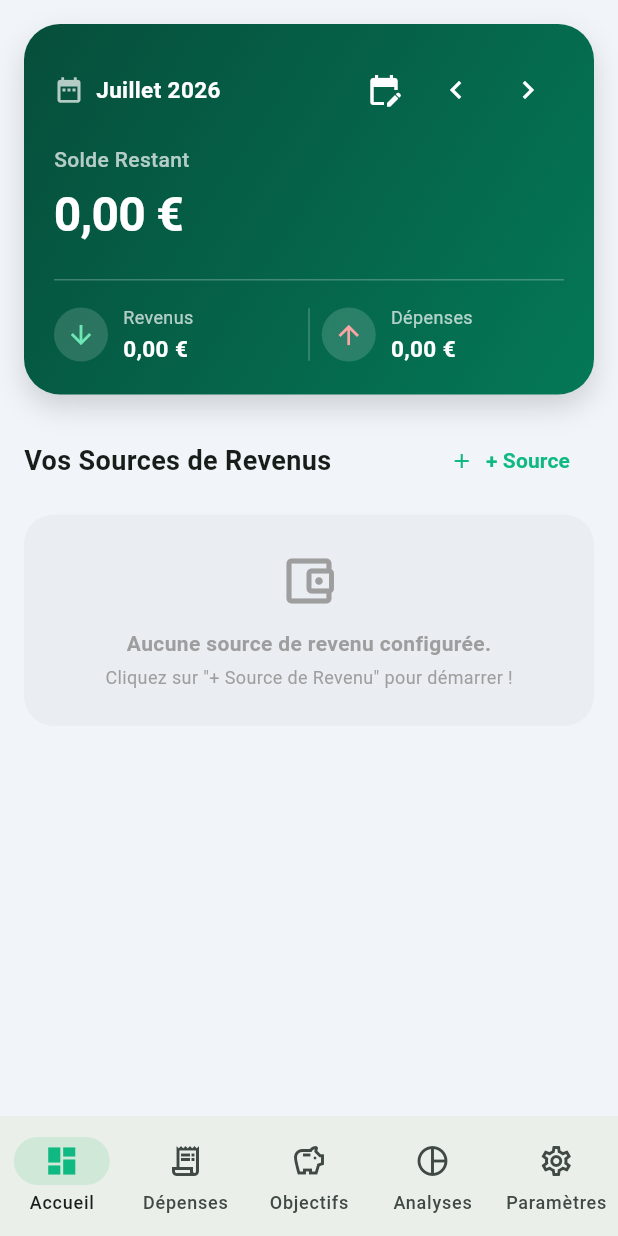
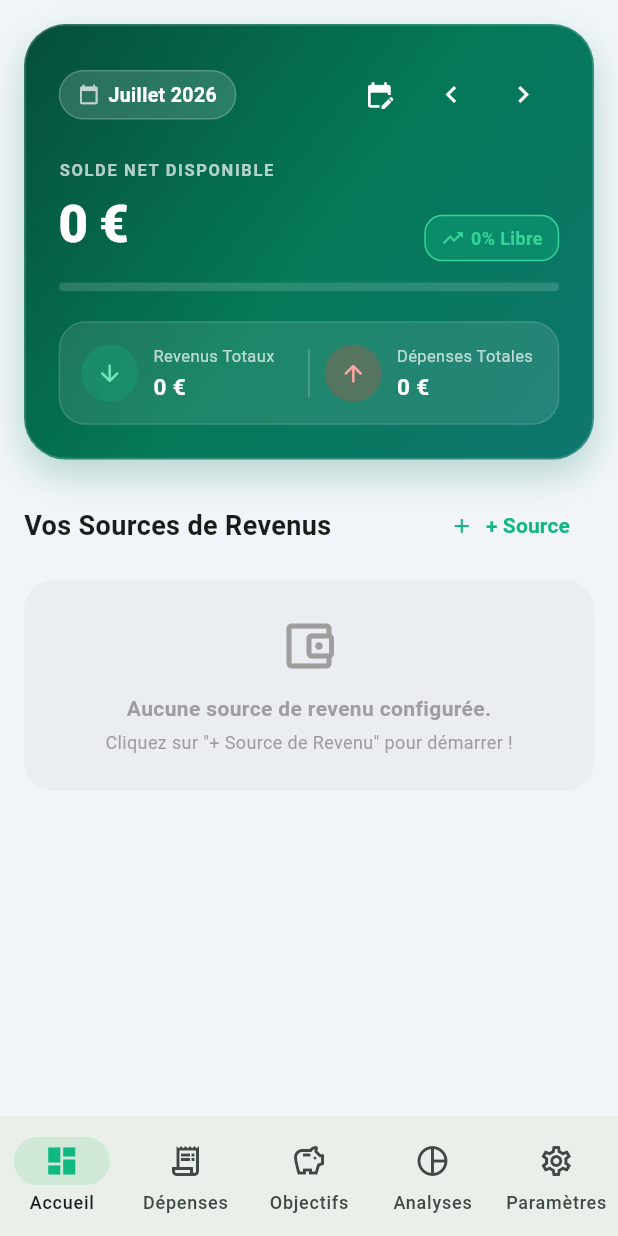
Before and after one commit to devherz/my_salary, a Flutter app: the screen it shows after launch, after a tap on the "chevron left" icon, on a phone screen of 412 x 824 dp. Run offline on Flutter 3.47's test engine with Material 3 defaults, Android fonts, the light colour scheme and no system bars; our stand-ins replace fl_chart, flutter_local_notifications, pdf, printing, share_plus, shared_preferences and 1 more.

Commit message:
Design: Overhaul design UI effet WAOUH avec glassmorphism, cartes metalliques et jauges financieres hautes finitions

```diff
--- a/lib/widgets/summary_card.dart
+++ b/lib/widgets/summary_card.dart
@@ -43,7 +43,7 @@ class SummaryCard extends StatelessWidget {
     final currency = provider.currency;
     final formatter = NumberFormat.currency(
       symbol: currency,
-      decimalDigits: 2,
+      decimalDigits: 0,
       locale: 'fr_FR',
     );
 
@@ -51,6 +51,8 @@ class SummaryCard extends StatelessWidget {
     final totalExpenses = provider.totalExpensesCurrentMonth;
     final balance = provider.remainingBalance;
     final isNegative = balance < 0;
+    final remainingRatio = totalIncome > 0 ? (balance / totalIncome).clamp(0.0, 1.0) : 0.0;
+    final remainingPercent = (remainingRatio * 100).toInt();
 
     String datePeriodTitle;
     if (provider.isCustomDateRange) {
@@ -69,65 +71,70 @@ class SummaryCard extends StatelessWidget {
       decoration: BoxDecoration(
         gradient: LinearGradient(
           colors: provider.isDarkMode
-              ? [const Color(0xFF0F172A), const Color(0xFF1E293B)]
-              : [const Color(0xFF064E3B), const Color(0xFF047857)],
+              ? [const Color(0xFF0B132B), const Color(0xFF1C2541), const Color(0xFF3A506B)]
+              : [const Color(0xFF064E3B), const Color(0xFF047857), const Color(0xFF0F766E)],
           begin: Alignment.topLeft,
           end: Alignment.bottomRight,
         ),
-        borderRadius: BorderRadius.circular(24),
+        borderRadius: BorderRadius.circular(28),
+        border: Border.all(color: Colors.white.withValues(alpha: 0.18), width: 1.2),
         boxShadow: [
           BoxShadow(
-            color: Colors.black.withValues(alpha: 0.15),
-            blurRadius: 15,
-            offset: const Offset(0, 8),
+            color: const Color(0xFF047857).withValues(alpha: 0.25),
+            blurRadius: 20,
+            offset: const Offset(0, 10),
           ),
         ],
       ),
       child: Padding(
-        padding: const EdgeInsets.all(20.0),
+        padding: const EdgeInsets.all(22.0),
         child: Column(
           crossAxisAlignment: CrossAxisAlignment.start,
           children: [
-            // Month & Date Range Selector Header
+            // Header Month & Control Pill
             Row(
               mainAxisAlignment: MainAxisAlignment.spaceBetween,
               children: [
-                Expanded(
+                Container(
+                  padding: const EdgeInsets.symmetric(horizontal: 12, vertical: 6),
+                  decoration: BoxDecoration(
+                    color: Colors.white.withValues(alpha: 0.15),
+                    borderRadius: BorderRadius.circular(20),
+                    border: Border.all(color: Colors.white.withValues(alpha: 0.2)),
+                  ),
                   child: Row(
+                    mainAxisSize: MainAxisSize.min,
                     children: [
-                      const Icon(Icons.date_range, color: Colors.white70, size: 20),
-                      const SizedBox(width: 8),
-                      Flexible(
-                        child: Text(
+                      const Icon(Icons.calendar_today, color: Colors.white70, size: 14),
+                      const SizedBox(width: 6),
+                      Text(
                         datePeriodTitle,
-                          maxLines: 1,
-                          overflow: TextOverflow.ellipsis,
                         style: const TextStyle(
                           color: Colors.white,
-                            fontSize: 15,
-                            fontWeight: FontWeight.w600,
+                          fontSize: 13,
+                          fontWeight: FontWeight.bold,
                         ),
                       ),
+                      if (provider.isCustomDateRange) ...[
+                        const SizedBox(width: 4),
+                        GestureDetector(
+                          onTap: () => provider.clearDateRange(),
+                          child: const Icon(Icons.close, color: Colors.white70, size: 14),
                         ),
-                      if (provider.isCustomDateRange)
-                        IconButton(
-                          icon: const Icon(Icons.close, color: Colors.white70, size: 18),
-                          onPressed: () => provider.clearDateRange(),
-                          tooltip: 'Réinitialiser au mois',
-                        ),
+                      ],
                     ],
                   ),
                 ),
                 Row(
                   children: [
                     IconButton(
-                      icon: const Icon(Icons.edit_calendar, color: Colors.white),
+                      icon: const Icon(Icons.edit_calendar, color: Colors.white, size: 20),
                       onPressed: () => _pickDateRange(context, provider),
-                      tooltip: 'Choisir la date début / fin',
+                      tooltip: 'Sélectionner une période',
                     ),
                     if (!provider.isCustomDateRange) ...[
                       IconButton(
-                        icon: const Icon(Icons.chevron_left, color: Colors.white),
+                        icon: const Icon(Icons.chevron_left, color: Colors.white, size: 22),
                         onPressed: () {
                           final prev = DateTime(
                             provider.selectedMonth.year,
@@ -138,7 +145,7 @@ class SummaryCard extends StatelessWidget {
                         tooltip: 'Mois précédent',
                       ),
                       IconButton(
-                        icon: const Icon(Icons.chevron_right, color: Colors.white),
+                        icon: const Icon(Icons.chevron_right, color: Colors.white, size: 22),
                         onPressed: () {
                           final next = DateTime(
                             provider.selectedMonth.year,
@@ -153,44 +160,111 @@ class SummaryCard extends StatelessWidget {
                 ),
               ],
             ),
-            const SizedBox(height: 12),
+            const SizedBox(height: 18),
+
+            // Balance Display
+            Row(
+              mainAxisAlignment: MainAxisAlignment.spaceBetween,
+              crossAxisAlignment: CrossAxisAlignment.end,
+              children: [
+                Column(
+                  crossAxisAlignment: CrossAxisAlignment.start,
+                  children: [
                     const Text(
-              'Solde Restant',
+                      'SOLDE NET DISPONIBLE',
                       style: TextStyle(
                         color: Colors.white70,
-                fontSize: 14,
-                fontWeight: FontWeight.w500,
+                        fontSize: 11,
+                        fontWeight: FontWeight.bold,
+                        letterSpacing: 1.1,
                       ),
                     ),
                     const SizedBox(height: 4),
-            Text(
+                    FittedBox(
+                      fit: BoxFit.scaleDown,
+                      alignment: Alignment.centerLeft,
+                      child: Text(
                         formatter.format(balance),
                         style: TextStyle(
                           color: isNegative ? const Color(0xFFFCA5A5) : Colors.white,
-                fontSize: 32,
-                fontWeight: FontWeight.bold,
+                          fontSize: 34,
+                          fontWeight: FontWeight.w900,
                           letterSpacing: -0.5,
                         ),
                       ),
+                    ),
+                  ],
+                ),
+                Container(
+                  padding: const EdgeInsets.symmetric(horizontal: 10, vertical: 6),
+                  decoration: BoxDecoration(
+                    color: isNegative
+                        ? Colors.red.withValues(alpha: 0.25)
+                        : const Color(0xFF10B981).withValues(alpha: 0.3),
+                    borderRadius: BorderRadius.circular(12),
+                    border: Border.all(
+                      color: isNegative ? Colors.redAccent : const Color(0xFF34D399),
+                    ),
+                  ),
+                  child: Row(
+                    mainAxisSize: MainAxisSize.min,
+                    children: [
+                      Icon(
+                        isNegative ? Icons.trending_down : Icons.trending_up,
+                        color: isNegative ? Colors.redAccent : const Color(0xFF34D399),
+                        size: 16,
+                      ),
+                      const SizedBox(width: 4),
+                      Text(
+                        isNegative ? 'Déficit' : '$remainingPercent% Libre',
+                        style: TextStyle(
+                          color: isNegative ? Colors.redAccent : const Color(0xFF34D399),
+                          fontSize: 12,
+                          fontWeight: FontWeight.bold,
+                        ),
+                      ),
+                    ],
+                  ),
+                ),
+              ],
+            ),
+            const SizedBox(height: 14),
+
+            // Financial Health Bar
+            ClipRRect(
+              borderRadius: BorderRadius.circular(6),
+              child: LinearProgressIndicator(
+                value: remainingRatio,
+                minHeight: 6,
+                backgroundColor: Colors.white.withValues(alpha: 0.15),
+                color: isNegative ? Colors.redAccent : const Color(0xFF34D399),
+              ),
+            ),
             const SizedBox(height: 20),
-            const Divider(color: Colors.white24, height: 1),
-            const SizedBox(height: 16),
-            // Income & Expense Breakdown Row
-            Row(
+
+            // Income & Expense Breakdown Box
+            Container(
+              padding: const EdgeInsets.all(14),
+              decoration: BoxDecoration(
+                color: Colors.white.withValues(alpha: 0.1),
+                borderRadius: BorderRadius.circular(18),
+                border: Border.all(color: Colors.white.withValues(alpha: 0.12)),
+              ),
+              child: Row(
                 children: [
                   Expanded(
                     child: Row(
                       children: [
                         Container(
-                        padding: const EdgeInsets.all(8),
+                          padding: const EdgeInsets.all(10),
                           decoration: BoxDecoration(
-                          color: Colors.white.withValues(alpha: 0.15),
+                            color: const Color(0xFF10B981).withValues(alpha: 0.25),
                             shape: BoxShape.circle,
                           ),
                           child: const Icon(
-                          Icons.arrow_downward,
+                            Icons.arrow_downward_rounded,
                             color: Color(0xFF6EE7B7),
-                          size: 20,
+                            size: 18,
                           ),
                         ),
                         const SizedBox(width: 10),
@@ -199,11 +273,8 @@ class SummaryCard extends StatelessWidget {
                             crossAxisAlignment: CrossAxisAlignment.start,
                             children: [
                               const Text(
-                              'Revenus',
-                              style: TextStyle(
-                                color: Colors.white70,
-                                fontSize: 12,
-                              ),
+                                'Revenus Totaux',
+                                style: TextStyle(color: Colors.white70, fontSize: 11),
                               ),
                               const SizedBox(height: 2),
                               FittedBox(
@@ -225,24 +296,24 @@ class SummaryCard extends StatelessWidget {
                     ),
                   ),
                   Container(
-                  height: 35,
+                    height: 32,
                     width: 1,
                     color: Colors.white24,
-                  margin: const EdgeInsets.symmetric(horizontal: 8),
+                    margin: const EdgeInsets.symmetric(horizontal: 10),
                   ),
                   Expanded(
                     child: Row(
                       children: [
                         Container(
-                        padding: const EdgeInsets.all(8),
+                          padding: const EdgeInsets.all(10),
                           decoration: BoxDecoration(
-                          color: Colors.white.withValues(alpha: 0.15),
+                            color: Colors.red.withValues(alpha: 0.25),
                             shape: BoxShape.circle,
                           ),
                           child: const Icon(
-                          Icons.arrow_upward,
+                            Icons.arrow_upward_rounded,
                             color: Color(0xFFFCA5A5),
-                          size: 20,
+                            size: 18,
                           ),
                         ),
                         const SizedBox(width: 10),
@@ -251,11 +322,8 @@ class SummaryCard extends StatelessWidget {
                             crossAxisAlignment: CrossAxisAlignment.start,
                             children: [
                               const Text(
-                              'Dépenses',
-                              style: TextStyle(
-                                color: Colors.white70,
-                                fontSize: 12,
-                              ),
+                                'Dépenses Totales',
+                                style: TextStyle(color: Colors.white70, fontSize: 11),
                               ),
                               const SizedBox(height: 2),
                               FittedBox(
@@ -278,6 +346,7 @@ class SummaryCard extends StatelessWidget {
                   ),
                 ],
               ),
+            ),
           ],
         ),
       ),
```
Also changed, not shown: lib/screens/dashboard_tab.dart (+70 -29 lines). Lines whose indentation alone changed are shown as unchanged.
